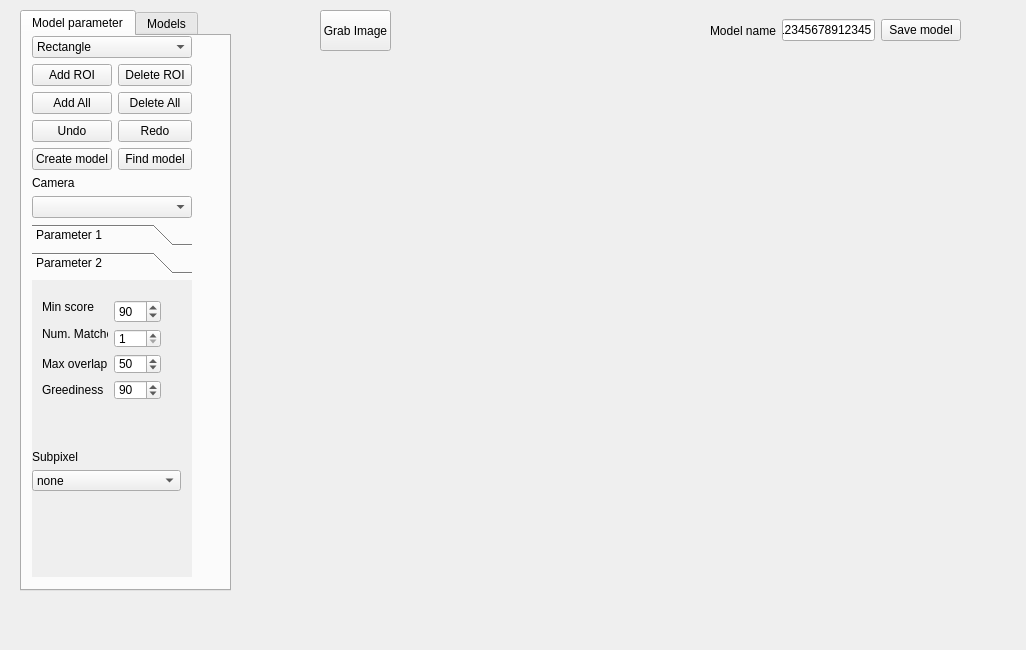
Qt form src/matching/matching.ui (abedGNU/QtHalcon) before a commit.
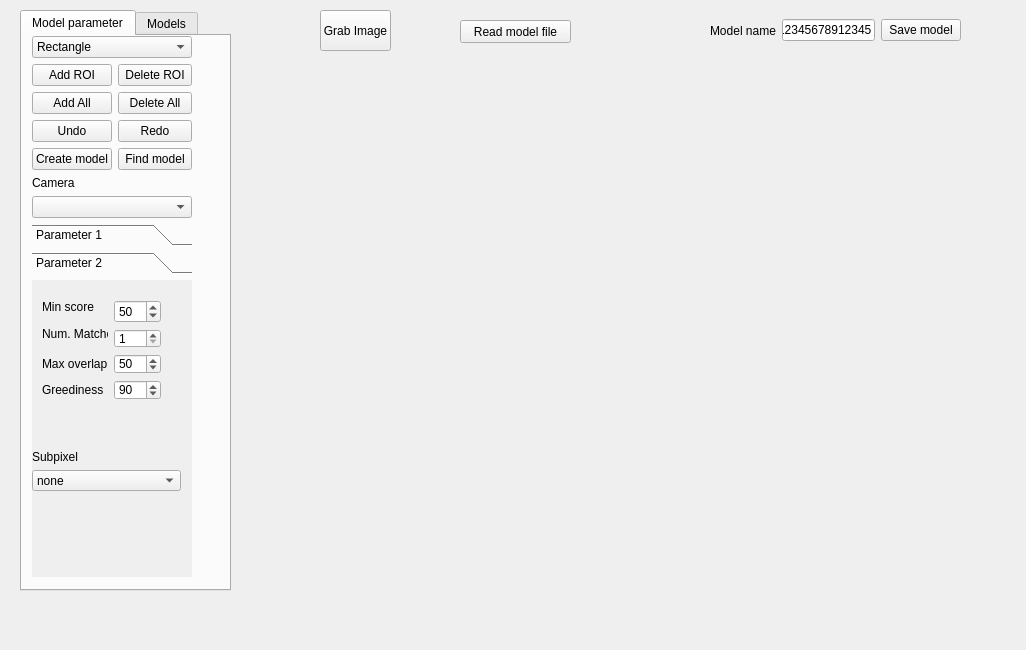
The same form after that commit. The open tabs and pages were chosen to show the change.

Commit message: Write shape model into file and read from file

```diff
--- a/src/matching/matching.ui
+++ b/src/matching/matching.ui
@@ -469,7 +469,7 @@
                 <number>100</number>
                </property>
                <property name="value">
-                <number>90</number>
+                <number>50</number>
                </property>
               </widget>
              </item>
@@ -689,6 +689,19 @@
     </item>
    </layout>
   </widget>
+  <widget class="QPushButton" name="pbReadModelFile">
+   <property name="geometry">
+    <rect>
+     <x>460</x>
+     <y>20</y>
+     <width>111</width>
+     <height>23</height>
+    </rect>
+   </property>
+   <property name="text">
+    <string>Read model file</string>
+   </property>
+  </widget>
  </widget>
  <resources/>
  <connections/>
```
Left out of the diff: 4 changed lines with no effect on the pictures. The commit also changes 6 other files.
